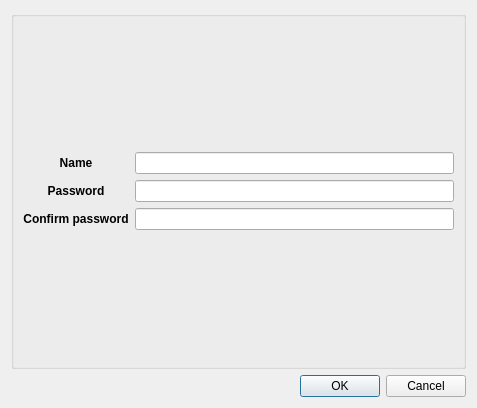
Before: the Qt Designer form registrationdialog.ui in szazdenes/LinguaSocium, drawn with Qt 5.
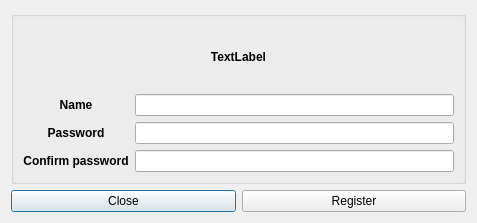
After: the same form once the commit is applied.

```diff
--- a/registrationdialog.ui
+++ b/registrationdialog.ui
@@ -7,33 +7,23 @@
     <x>0</x>
     <y>0</y>
     <width>477</width>
-    <height>408</height>
+    <height>223</height>
    </rect>
   </property>
   <property name="windowTitle">
    <string>Dialog</string>
   </property>
   <layout class="QGridLayout" name="gridLayout_2">
-   <item row="0" column="0">
+   <item row="0" column="1">
     <layout class="QGridLayout" name="gridLayout">
-     <item row="1" column="0">
-      <widget class="QDialogButtonBox" name="buttonBox">
-       <property name="orientation">
-        <enum>Qt::Horizontal</enum>
-       </property>
-       <property name="standardButtons">
-        <set>QDialogButtonBox::Cancel|QDialogButtonBox::Ok</set>
-       </property>
-      </widget>
-     </item>
      <item row="0" column="0">
       <widget class="QGroupBox" name="groupBox">
        <property name="title">
         <string/>
        </property>
        <layout class="QGridLayout" name="gridLayout_4">
-        <item row="0" column="0">
-         <layout class="QGridLayout" name="gridLayout_3" rowstretch="0,0,0,0" rowminimumheight="0,0,0,0">
+        <item row="1" column="0">
+         <layout class="QGridLayout" name="gridLayout_3" rowstretch="0,0,0" rowminimumheight="0,0,0">
           <item row="1" column="0">
            <widget class="QLabel" name="label_2">
             <property name="font">
@@ -93,11 +83,45 @@
           </item>
          </layout>
         </item>
+        <item row="0" column="0">
+         <widget class="QLabel" name="modeLabel">
+          <property name="font">
+           <font>
+            <weight>75</weight>
+            <bold>true</bold>
+           </font>
+          </property>
+          <property name="text">
+           <string>TextLabel</string>
+          </property>
+          <property name="alignment">
+           <set>Qt::AlignCenter</set>
+          </property>
+         </widget>
+        </item>
        </layout>
       </widget>
      </item>
     </layout>
    </item>
+   <item row="1" column="1">
+    <layout class="QHBoxLayout" name="horizontalLayout">
+     <item>
+      <widget class="QPushButton" name="calcelPushButton">
+       <property name="text">
+        <string>Close</string>
+       </property>
+      </widget>
+     </item>
+     <item>
+      <widget class="QPushButton" name="okPushButton">
+       <property name="text">
+        <string>Register</string>
+       </property>
+      </widget>
+     </item>
+    </layout>
+   </item>
   </layout>
  </widget>
  <resources/>
```
Left out of the diff: 43 changed lines with no effect on the pictures.
